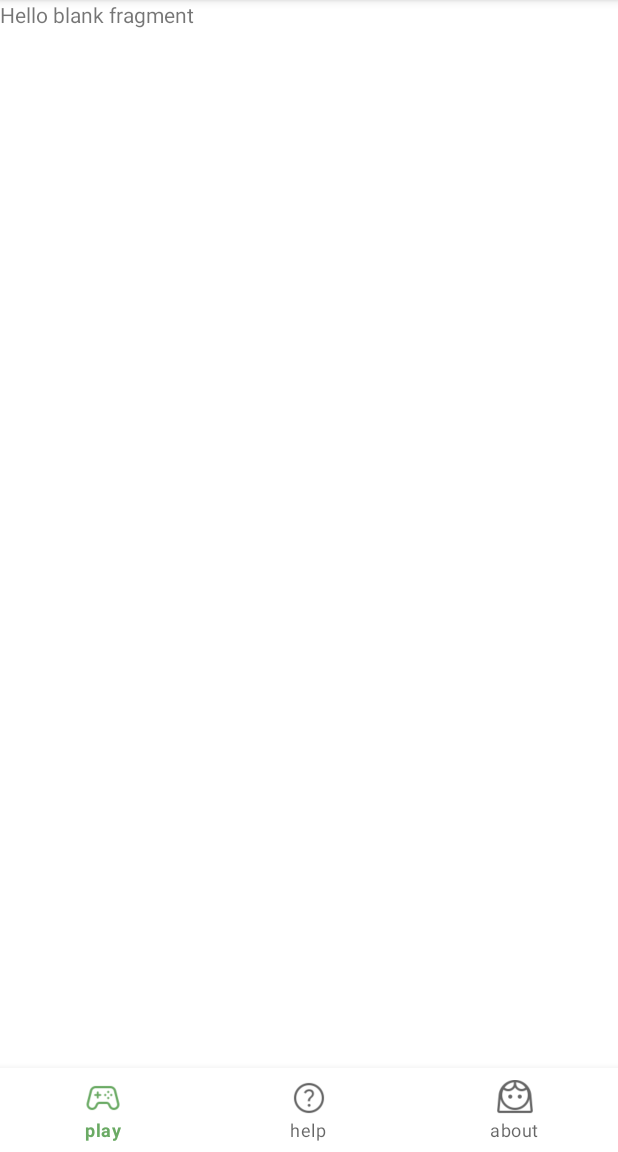
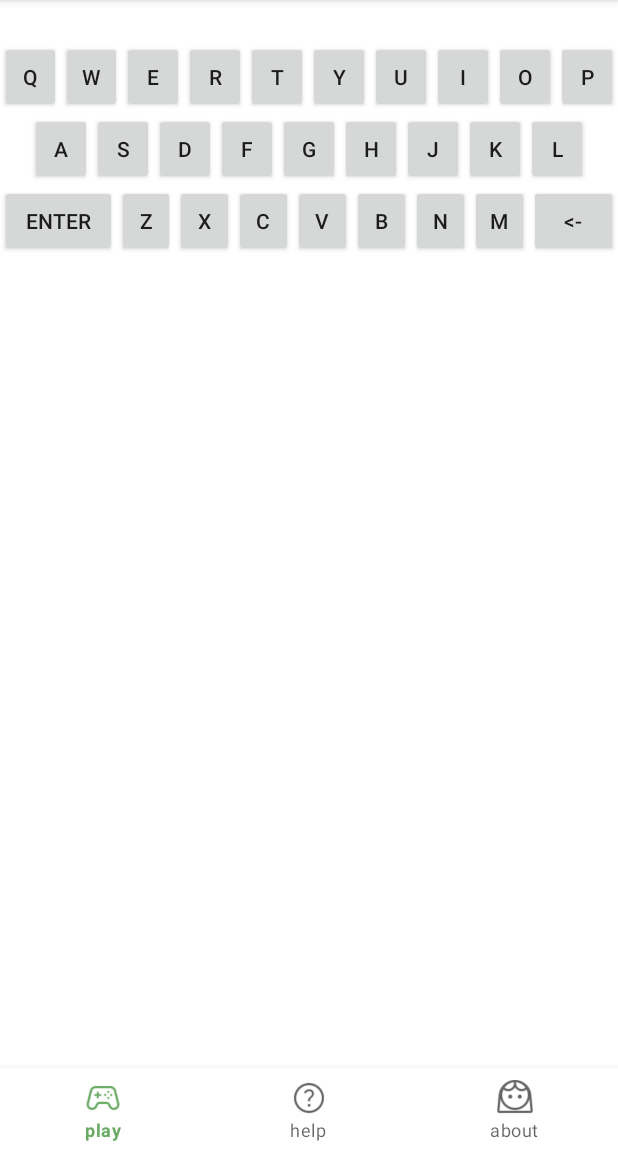
Before and after one commit to siriouthay01835680/wordle_comp4630, an Android app: the screen it shows after launch (MainActivity), on a phone screen of 412 x 824 dp, the part 84-1236 px from its top. Run offline under Robolectric (Android 15) with nearby library versions, the phone set to English and light mode, and no system bars; our stand-ins replace navigation-ui.

```diff
--- a/app/build.gradle
+++ b/app/build.gradle
@@ -6,6 +6,11 @@ plugins {
 android {
     namespace 'com.mobileapp.wordle'
     compileSdk 32
+
+    //view binding
+    buildFeatures {
+        viewBinding true
+    }
 
     defaultConfig {
         applicationId "com.mobileapp.wordle"
@@ -41,6 +46,9 @@ dependencies {
     implementation "androidx.navigation:navigation-ui:$nav_version"
     implementation 'com.google.android.material:material:1.6.1'
 
+    //live data
+    implementation 'androidx.lifecycle:lifecycle-livedata:2.5.1'
+
     implementation 'androidx.appcompat:appcompat:1.5.1'
     implementation 'com.google.android.material:material:1.7.0'
     implementation 'androidx.constraintlayout:constraintlayout:2.1.4'
--- a/app/src/main/java/com/mobileapp/wordle/GameFragment.java
+++ b/app/src/main/java/com/mobileapp/wordle/GameFragment.java
@@ -1,64 +1,128 @@
 package com.mobileapp.wordle;
 
+import android.content.res.ColorStateList;
 import android.os.Bundle;
+import android.view.LayoutInflater;
+import android.view.View;
+import android.view.ViewGroup;
+import android.widget.Button;
+import android.widget.TableRow;
 
 import androidx.fragment.app.Fragment;
 
-import android.view.LayoutInflater;
-import android.view.View;
-import android.view.ViewGroup;
+import com.mobileapp.wordle.databinding.FragmentGameBinding;
 
-/**
- * A simple {@link Fragment} subclass.
- * Use the {@link GameFragment#newInstance} factory method to
- * create an instance of this fragment.
- */
 public class GameFragment extends Fragment {
+    private FragmentGameBinding binding;
 
-    // TODO: Rename parameter arguments, choose names that match
-    // the fragment initialization parameters, e.g. ARG_ITEM_NUMBER
-    private static final String ARG_PARAM1 = "param1";
-    private static final String ARG_PARAM2 = "param2";
+    // keyboard vars
+    //final private char[] alphabet = {'a','b','c','d','e','f','g','h','i','j','k','l','m','n','o','p','q','r','s','t','u','v','w','x','y','z'};
+    final private String row1 = "qwertyuiop";
+    final private String row2 = "asdfghjkl";
+    final private String row3 = "zxcvbnm";
+    final private String alphabet2 = row1 + row2 + row3;
 
-    // TODO: Rename and change types of parameters
-    private String mParam1;
-    private String mParam2;
+    String currentWord = "";
+    Button[] alphaButtons = new Button[26];
+    Button submit;
+    Button delete;
 
-    public GameFragment() {
-        // Required empty public constructor
-    }
-
-    /**
-     * Use this factory method to create a new instance of
-     * this fragment using the provided parameters.
-     *
-     * @param param1 Parameter 1.
-     * @param param2 Parameter 2.
-     * @return A new instance of fragment GameFragment.
-     */
-    // TODO: Rename and change types and number of parameters
-    public static GameFragment newInstance(String param1, String param2) {
-        GameFragment fragment = new GameFragment();
-        Bundle args = new Bundle();
-        args.putString(ARG_PARAM1, param1);
-        args.putString(ARG_PARAM2, param2);
-        fragment.setArguments(args);
-        return fragment;
-    }
-
-    @Override
-    public void onCreate(Bundle savedInstanceState) {
-        super.onCreate(savedInstanceState);
-        if (getArguments() != null) {
-            mParam1 = getArguments().getString(ARG_PARAM1);
-            mParam2 = getArguments().getString(ARG_PARAM2);
-        }
-    }
 
     @Override
     public View onCreateView(LayoutInflater inflater, ViewGroup container,
                              Bundle savedInstanceState) {
+
+        //binding
+        binding = FragmentGameBinding.inflate(inflater, container, false);
+        View view = binding.getRoot();
+
+        addKeyboard();
+
+
         // Inflate the layout for this fragment
-        return inflater.inflate(R.layout.fragment_game, container, false);
+        return view;
+    }
+
+
+    public void addKeyboard(){
+        View view = binding.getRoot();
+
+        for(int i=0; i < alphabet2.length() ; i++) {
+            //setting up button
+            alphaButtons[i] = new Button(view.getContext());
+            char l = alphabet2.charAt(i);
+            String letter = Character.toString(l);
+            alphaButtons[i].setText(letter);
+
+
+            //setting up buttons position
+            TableRow.LayoutParams lp = new TableRow.LayoutParams(0,android.widget.TableRow.LayoutParams.MATCH_PARENT,1f);
+            if(row1.contains(letter))
+                binding.keyboardRow1.addView( alphaButtons[i], lp);
+            if(row2.contains(letter))
+                binding.keyboardRow2.addView( alphaButtons[i], lp);
+            if(row3.contains(letter))
+                binding.keyboardRow3.addView( alphaButtons[i],lp);
+
+
+            //after the l letter the submit button follows
+            if(l == 'l'){
+                lp = new TableRow.LayoutParams(0,android.widget.TableRow.LayoutParams.MATCH_PARENT,2f);
+                submit = new Button(view.getContext());
+                submit.setText("Enter");
+                binding.keyboardRow3.addView(submit,lp);
+            }
+
+            //after the last letter of keyboard the m letter follows
+            if(l == 'm'){
+                lp = new TableRow.LayoutParams(0,android.widget.TableRow.LayoutParams.MATCH_PARENT,1.5f);
+                delete = new Button(view.getContext());
+                delete.setText("<-");
+                binding.keyboardRow3.addView(delete,lp);
+            }
+
+            //setting event handlers for button
+            alphaButtons[i].setOnClickListener(view1 -> {
+                if(currentWord.length() < 5) {
+                    Button b = (Button) view1;
+                    String key = b.getText().toString();
+                    currentWord += key;
+                    binding.testingWord.setText(currentWord);
+                }
+
+            });
+
+        }
+
+        //deletes last character
+        delete.setOnClickListener(view1 -> {
+            if(currentWord.length() > 0) {
+                currentWord = currentWord.substring(0, currentWord.length() - 1);
+                binding.testingWord.setText(currentWord);
+            }
+
+        });
+
+        //submits words
+        submit.setOnClickListener(view1 -> {
+            if(currentWord.length() == 5) {
+                for(int i = 0; i < alphabet2.length(); i++){
+                    //work on the logic whether its contained and if its in right pos
+                    //if not either turn gray
+                    //for now it all turns green
+                    if(currentWord.contains(alphaButtons[i].getText().toString())){
+                        alphaButtons[i].setBackgroundTintList(ColorStateList.valueOf(getResources().getColor(R.color.green)));
+                    }
+
+                }
+
+                currentWord = "";
+                binding.testingWord.setText(currentWord);
+
+            }
+
+        });
+
+
     }
 }
--- a/app/src/main/res/layout/fragment_game.xml
+++ b/app/src/main/res/layout/fragment_game.xml
@@ -1,14 +1,43 @@
 <?xml version="1.0" encoding="utf-8"?>
-<FrameLayout xmlns:android="http://schemas.android.com/apk/res/android"
+<LinearLayout xmlns:android="http://schemas.android.com/apk/res/android"
     xmlns:tools="http://schemas.android.com/tools"
     android:layout_width="match_parent"
+    android:orientation="vertical"
     android:layout_height="match_parent"
     tools:context=".GameFragment">
 
-    <!-- TODO: Update blank fragment layout -->
+
+
     <TextView
+        android:id="@+id/testingWord"
         android:layout_width="match_parent"
-        android:layout_height="match_parent"
-        android:text="@string/hello_blank_fragment" />
+        android:layout_height="wrap_content"
+        android:text=""
+        android:textSize="20sp"
+        android:textStyle="bold"/>
 
-</FrameLayout>
+    <TableLayout
+        android:layout_width="match_parent"
+        android:id="@+id/keyboardTable"
+        android:layout_height="match_parent">
+
+        <TableRow
+            android:layout_width="match_parent"
+            android:id="@+id/keyboardRow1"
+            android:layout_height="match_parent"> </TableRow>
+
+        <TableRow
+            android:layout_width="wrap_content"
+            android:layout_height="wrap_content"
+            android:paddingEnd="20dp"
+            android:paddingStart="20dp"
+            android:id="@+id/keyboardRow2"> </TableRow>
+
+        <TableRow
+            android:layout_width="wrap_content"
+            android:layout_height="match_parent"
+            android:id="@+id/keyboardRow3">
+        </TableRow>
+
+    </TableLayout>
+</LinearLayout>
--- a/app/src/main/res/layout/fragment_result.xml
+++ b/app/src/main/res/layout/fragment_result.xml
@@ -43,7 +43,6 @@
         android:layout_height="wrap_content"
         android:layout_marginTop="56dp"
         android:text="@string/playAgainText"
-        android:backgroundTint="@color/light_blue"
         app:layout_constraintEnd_toEndOf="parent"
         app:layout_constraintHorizontal_bias="0.498"
         app:layout_constraintStart_toStartOf="parent"
```
